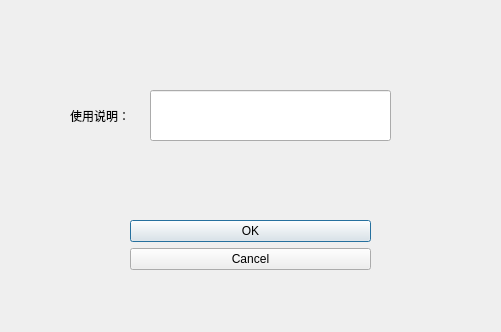
Before: the Qt Designer form infodialog.ui in zhbean/Hospital_MIS, drawn with Qt 5.
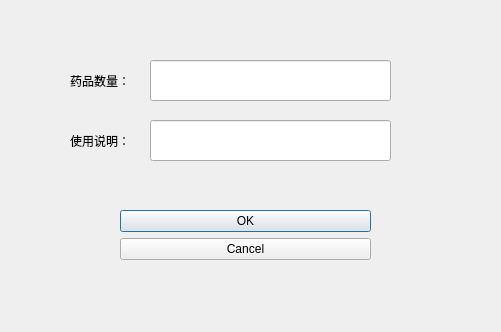
After: the same form once the commit is applied.

```diff
--- a/infodialog.ui
+++ b/infodialog.ui
@@ -16,9 +16,9 @@
   <widget class="QDialogButtonBox" name="buttonBox">
    <property name="geometry">
     <rect>
-     <x>130</x>
-     <y>220</y>
-     <width>241</width>
+     <x>120</x>
+     <y>210</y>
+     <width>251</width>
      <height>61</height>
     </rect>
    </property>
@@ -33,9 +33,9 @@
    <property name="geometry">
     <rect>
      <x>150</x>
-     <y>90</y>
+     <y>120</y>
      <width>241</width>
-     <height>51</height>
+     <height>41</height>
     </rect>
    </property>
   </widget>
@@ -43,15 +43,38 @@
    <property name="geometry">
     <rect>
      <x>70</x>
-     <y>90</y>
+     <y>120</y>
      <width>81</width>
-     <height>51</height>
+     <height>41</height>
     </rect>
    </property>
    <property name="text">
     <string>使用说明：</string>
    </property>
   </widget>
+  <widget class="QLabel" name="label_2">
+   <property name="geometry">
+    <rect>
+     <x>70</x>
+     <y>60</y>
+     <width>81</width>
+     <height>41</height>
+    </rect>
+   </property>
+   <property name="text">
+    <string>药品数量：</string>
+   </property>
+  </widget>
+  <widget class="QLineEdit" name="numLneEdit">
+   <property name="geometry">
+    <rect>
+     <x>150</x>
+     <y>60</y>
+     <width>241</width>
+     <height>41</height>
+    </rect>
+   </property>
+  </widget>
  </widget>
  <resources/>
  <connections>
```
